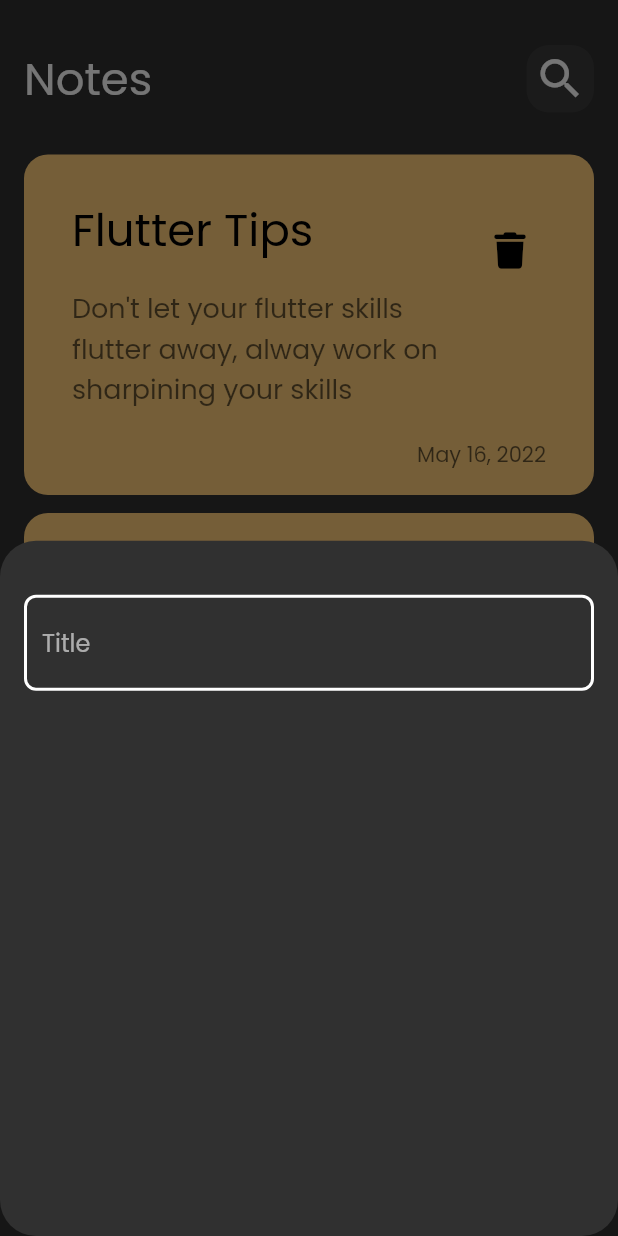
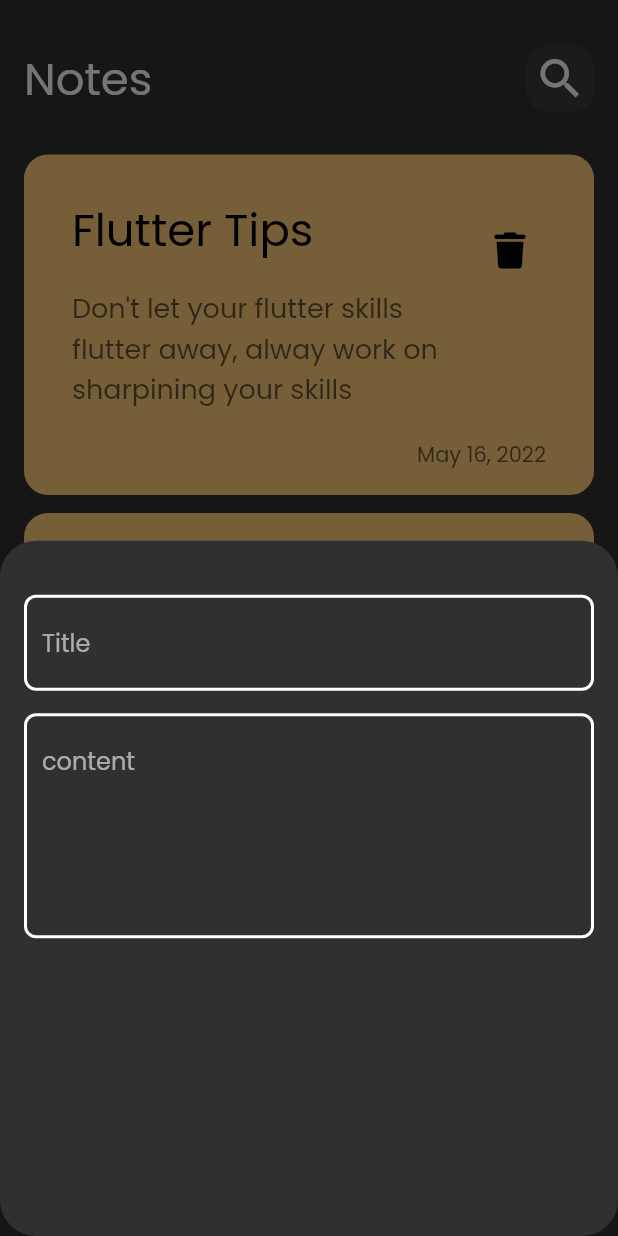
Before and after one commit to Louay-Sallakho/notes_app, a Flutter app: the screen it shows after launch, after a tap on the "add" icon, on a phone screen of 412 x 824 dp. Run offline on Flutter 3.47's test engine with Material 2 defaults, Android fonts, the phone set to English and light mode, and no system bars; our stand-ins replace font_awesome_flutter.

Commit message:
Added Fields to the bottom sheet

```diff
--- a/lib/views/widgets/add_note_bottom_sheet.dart
+++ b/lib/views/widgets/add_note_bottom_sheet.dart
@@ -14,7 +14,16 @@ class AddNoteBottomSheet extends StatelessWidget {
           SizedBox(
             height: 20,
           ),
-          CustomTextField(),
+          CustomTextField(
+            hint: "Title",
+          ),
+          SizedBox(
+            height: 15,
+          ),
+          CustomTextField(
+            hint: "content",
+            maxLines: 5,
+          )
         ],
       ),
     );
--- a/lib/views/widgets/custom_text_field.dart
+++ b/lib/views/widgets/custom_text_field.dart
@@ -3,14 +3,17 @@ import 'package:flutter/material.dart';
 import '../../constants.dart';
 
 class CustomTextField extends StatelessWidget {
-  const CustomTextField({super.key});
-
+  const  CustomTextField({super.key, required this.hint,   this.maxLines = 1});
+  final String hint;
+   final int maxLines;
   @override
   Widget build(BuildContext context) {
     return TextField(
+      maxLines: maxLines,
       cursorColor: kPrimaryColor,
       decoration: InputDecoration(
-          hintText: 'Title',
+          hintText: hint,
+
           border: buildBorder(),
           focusedBorder: buildBorder(color: kPrimaryColor),
           enabledBorder: buildBorder()),
```
